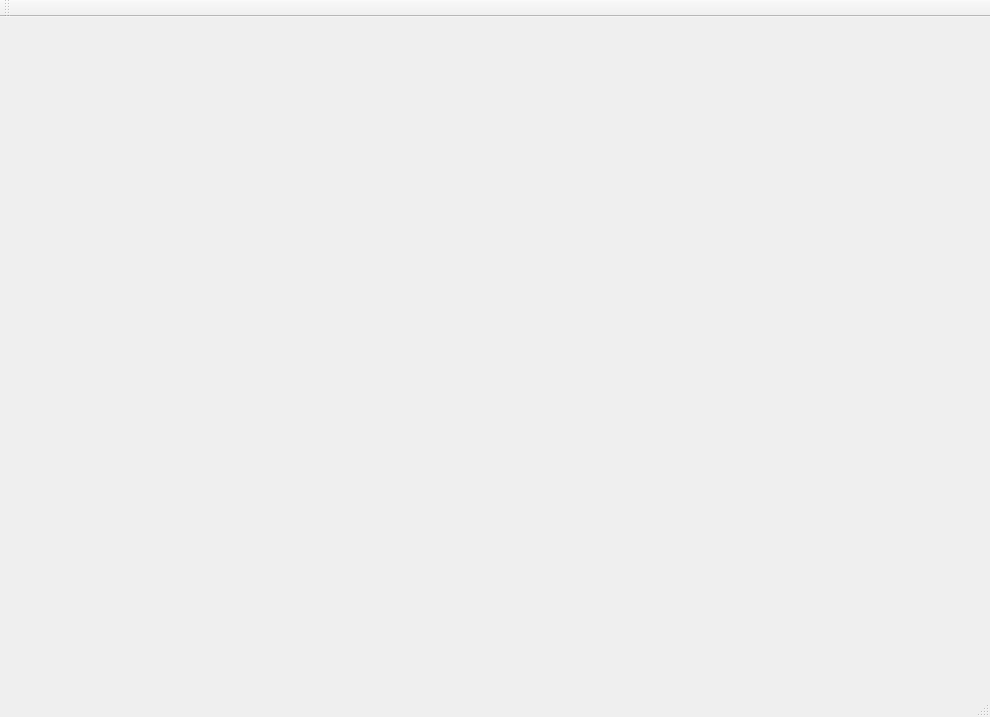
yuanluochen/Fitness-Eqiupment, file fitnessEquipment/mainwindow.ui: the form before one commit.
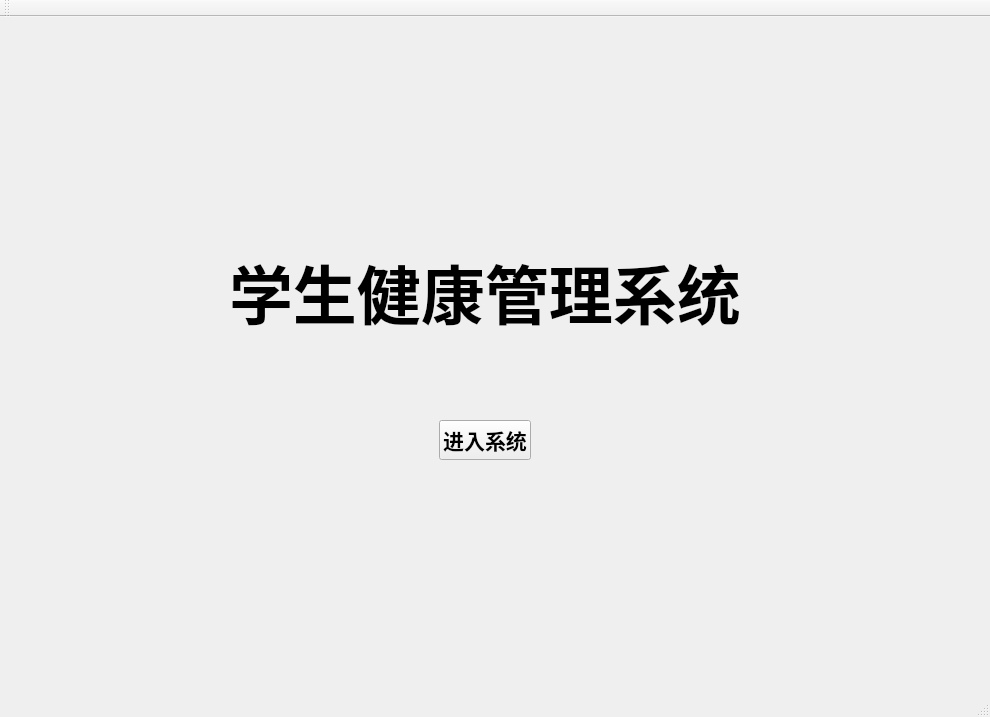
The form after the commit.

What changed in the file:
```diff
--- a/fitnessEquipment/mainwindow.ui
+++ b/fitnessEquipment/mainwindow.ui
@@ -10,10 +10,138 @@
     <height>717</height>
    </rect>
   </property>
+  <property name="font">
+   <font>
+    <pointsize>16</pointsize>
+    <weight>75</weight>
+    <bold>true</bold>
+   </font>
+  </property>
   <property name="windowTitle">
    <string>MainWindow</string>
   </property>
-  <widget class="QWidget" name="centralWidget"/>
+  <widget class="QWidget" name="centralWidget">
+   <layout class="QGridLayout" name="gridLayout">
+    <item row="0" column="1">
+     <spacer name="verticalSpacer">
+      <property name="orientation">
+       <enum>Qt::Vertical</enum>
+      </property>
+      <property name="sizeHint" stdset="0">
+       <size>
+        <width>20</width>
+        <height>190</height>
+       </size>
+      </property>
+     </spacer>
+    </item>
+    <item row="1" column="0">
+     <spacer name="horizontalSpacer_2">
+      <property name="orientation">
+       <enum>Qt::Horizontal</enum>
+      </property>
+      <property name="sizeHint" stdset="0">
+       <size>
+        <width>134</width>
+        <height>20</height>
+       </size>
+      </property>
+     </spacer>
+    </item>
+    <item row="1" column="3">
+     <spacer name="horizontalSpacer">
+      <property name="orientation">
+       <enum>Qt::Horizontal</enum>
+      </property>
+      <property name="sizeHint" stdset="0">
+       <size>
+        <width>134</width>
+        <height>20</height>
+       </size>
+      </property>
+     </spacer>
+    </item>
+    <item row="2" column="2">
+     <spacer name="verticalSpacer_3">
+      <property name="orientation">
+       <enum>Qt::Vertical</enum>
+      </property>
+      <property name="sizeHint" stdset="0">
+       <size>
+        <width>20</width>
+        <height>190</height>
+       </size>
+      </property>
+     </spacer>
+    </item>
+    <item row="1" column="1">
+     <layout class="QVBoxLayout" name="verticalLayout">
+      <item>
+       <widget class="QLabel" name="label">
+        <property name="font">
+         <font>
+          <pointsize>48</pointsize>
+         </font>
+        </property>
+        <property name="text">
+         <string>学生健康管理系统</string>
+        </property>
+       </widget>
+      </item>
+      <item>
+       <spacer name="verticalSpacer_2">
+        <property name="orientation">
+         <enum>Qt::Vertical</enum>
+        </property>
+        <property name="sizeHint" stdset="0">
+         <size>
+          <width>20</width>
+          <height>40</height>
+         </size>
+        </property>
+       </spacer>
+      </item>
+      <item>
+       <layout class="QHBoxLayout" name="horizontalLayout">
+        <item>
+         <spacer name="horizontalSpacer_3">
+          <property name="orientation">
+           <enum>Qt::Horizontal</enum>
+          </property>
+          <property name="sizeHint" stdset="0">
+           <size>
+            <width>40</width>
+            <height>20</height>
+           </size>
+          </property>
+         </spacer>
+        </item>
+        <item>
+         <widget class="QPushButton" name="enterSystem">
+          <property name="text">
+           <string>进入系统</string>
+          </property>
+         </widget>
+        </item>
+        <item>
+         <spacer name="horizontalSpacer_4">
+          <property name="orientation">
+           <enum>Qt::Horizontal</enum>
+          </property>
+          <property name="sizeHint" stdset="0">
+           <size>
+            <width>40</width>
+            <height>20</height>
+           </size>
+          </property>
+         </spacer>
+        </item>
+       </layout>
+      </item>
+     </layout>
+    </item>
+   </layout>
+  </widget>
   <widget class="QMenuBar" name="menuBar">
    <property name="geometry">
     <rect>
```
Left out of the diff: 2 changed lines with no effect on the pictures.
